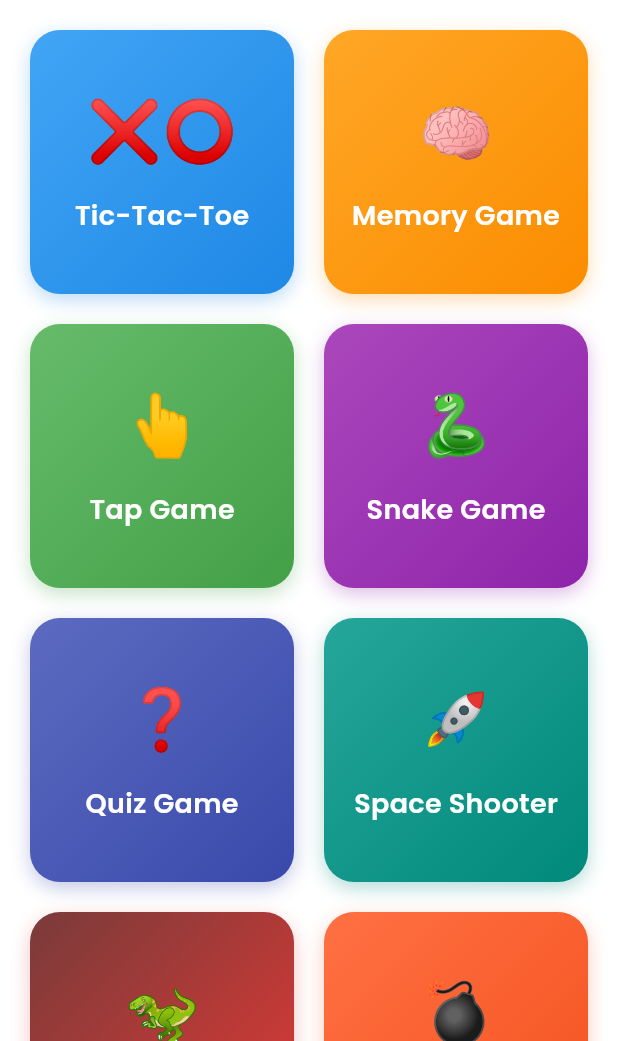
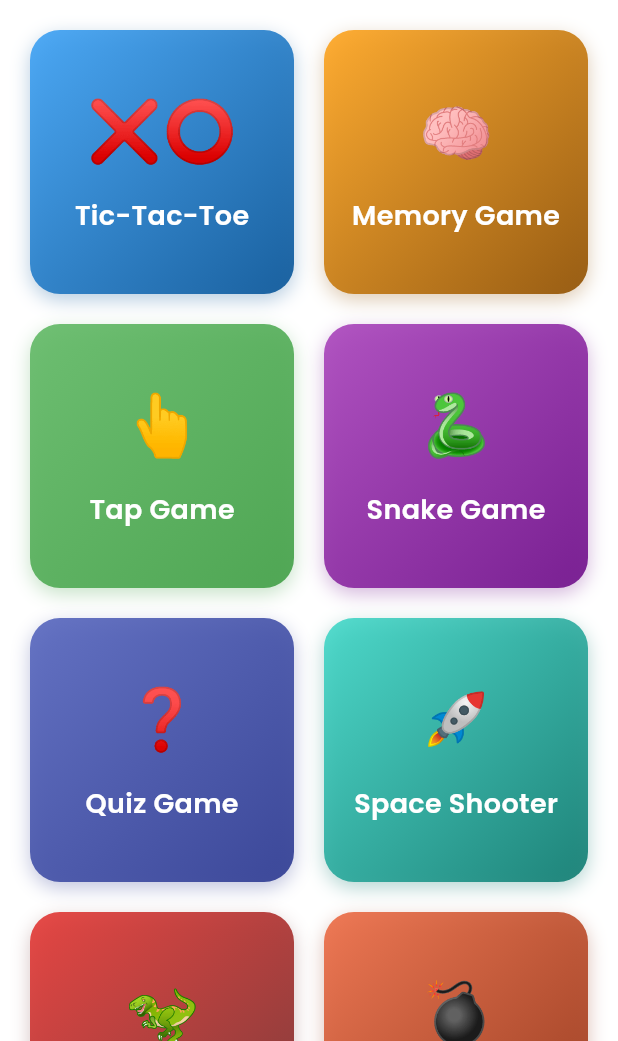
Before and after one commit to rilonmaharjan/flutter-games, a Flutter app: the screen it shows after launch, on a phone screen of 412 x 824 dp, the part 195-1236 px from its top. Run offline on Flutter 3.47's test engine with Material 3 defaults, Android fonts, the phone set to English and light mode, and no system bars; our stand-ins replace confetti, flutter_animate, flutter_rating_bar, flutter_staggered_animations, google_fonts, shared_preferences.

Commit message:
[modifeid] - ui changes

```diff
--- a/lib/screens/games/avoidbomb.dart
+++ b/lib/screens/games/avoidbomb.dart
@@ -274,7 +274,7 @@ class _AvoidTheBombGameState extends State<AvoidTheBombGame> {
                     shape: BoxShape.circle,
                     boxShadow: [
                       BoxShadow(
-                        color: Colors.red.withOpacity(0.7),
+                        color: Colors.red.withValues(alpha:0.7),
                         blurRadius: 10,
                         spreadRadius: 2,
                       )
@@ -299,7 +299,7 @@ class _AvoidTheBombGameState extends State<AvoidTheBombGame> {
                     shape: BoxShape.circle,
                     boxShadow: [
                       BoxShadow(
-                        color: Colors.yellow.withOpacity(0.7),
+                        color: Colors.yellow.withValues(alpha:0.7),
                         blurRadius: 10,
                         spreadRadius: 2,
                       )
--- a/lib/screens/real_games.dart
+++ b/lib/screens/real_games.dart
@@ -35,56 +35,56 @@ class RealGames extends StatelessWidget {
                 context,
                 title: 'Tic-Tac-Toe',
                 emoji: '❌⭕',
-                colors: [Colors.blue.shade400, Colors.blue.shade600],
+                colors: [const Color.fromARGB(235, 66, 164, 245), const Color.fromARGB(235, 12, 87, 153)],
                 game: const TicTacToeGame(),
               ),
               _buildGameCard(
                 context,
                 title: 'Memory Game',
                 emoji: '🧠',
-                colors: [Colors.orange.shade400, Colors.orange.shade600],
+                colors: [const Color.fromARGB(237, 255, 168, 38), const Color.fromARGB(237, 146, 84, 7)],
                 game: const MemoryGame(),
               ),
               _buildGameCard(
                 context,
                 title: 'Tap Game',
                 emoji: '👆',
-                colors: [Colors.green.shade400, Colors.green.shade600],
+                colors: [const Color.fromARGB(237, 102, 187, 106), const Color.fromARGB(232, 67, 160, 72)],
                 game: const TapGame(),
               ),
               _buildGameCard(
                 context,
                 title: 'Snake Game',
                 emoji: '🐍',
-                colors: [Colors.purple.shade400, Colors.purple.shade600],
+                colors: [const Color.fromARGB(238, 173, 75, 190), const Color.fromARGB(230, 111, 15, 138)],
                 game: const SnakeGame(),
               ),
               _buildGameCard(
                 context,
                 title: 'Quiz Game',
                 emoji: '❓',
-                colors: [Colors.indigo.shade400, Colors.indigo.shade600],
+                colors: [const Color.fromARGB(237, 92, 107, 192), const Color.fromARGB(230, 45, 58, 145)],
                 game: const QuizGame(),
               ),
               _buildGameCard(
                 context,
                 title: 'Space Shooter',
                 emoji: '🚀',
-                colors: [Colors.teal.shade400, Colors.teal.shade600],
+                colors: [const Color.fromARGB(221, 61, 216, 200), const Color.fromARGB(218, 5, 117, 106)],
                 game: const SpaceShooterGame(),
               ),
               _buildGameCard(
                 context,
                 title: 'Dino Run',
                 emoji: '🦖',
-                colors: [const Color.fromARGB(255, 121, 59, 58), Colors.red.shade600],
+                colors: [const Color.fromARGB(230, 229, 56, 53),const Color.fromARGB(255, 121, 59, 58)],
                 game: const DinoRunGame(),
               ),
               _buildGameCard(
                 context,
                 title: 'Avoid Bomb',
                 emoji: '💣',
-                colors: [Colors.deepOrange.shade400, Colors.deepOrange.shade600],
+                colors: [const Color.fromARGB(242, 238, 115, 78), const Color.fromARGB(227, 143, 45, 15)],
                 game: const AvoidTheBombGame(),
               ),
             ],
@@ -127,7 +127,7 @@ class RealGames extends StatelessWidget {
           ),
           boxShadow: [
             BoxShadow(
-              color: colors.last.withOpacity(0.3),
+              color: colors.last.withValues(alpha: 0.3),
               blurRadius: 10,
               offset: const Offset(0, 4),
             )
--- a/lib/widgets/particles_bg.dart
+++ b/lib/widgets/particles_bg.dart
@@ -82,7 +82,7 @@ class Star {
 
   void draw(Canvas canvas, Size size) {
     final brightness = 0.6 + 0.4 * sin(twinklePhase);
-    final color = Colors.white.withOpacity(brightness);
+    final color = Colors.white.withValues(alpha: brightness);
     paint.color = color;
     canvas.drawCircle(Offset(x * size.width, y * size.height), radius, paint);
   }
```
